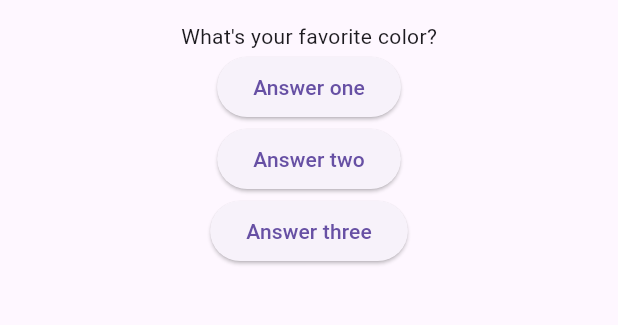
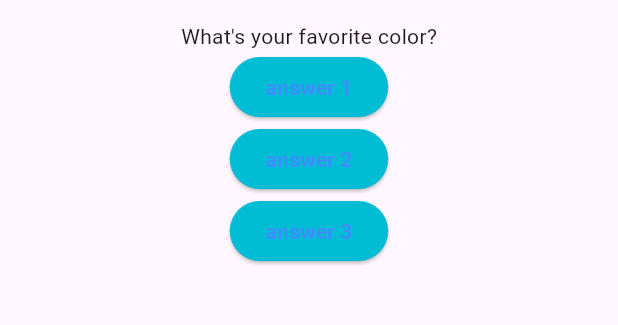
Before and after one commit to GarifullinII/quiz, a Flutter app: the screen it shows after launch, on a phone screen of 412 x 824 dp, the part 63-388 px from its top. Run offline on Flutter 3.47's test engine with Material 3 defaults, Android fonts, the phone set to English and light mode, and no system bars.

Commit message:
add answer class

```diff
--- /dev/null
+++ b/lib/answer.dart
@@ -0,0 +1,20 @@
+import 'package:flutter/material.dart';
+
+class Answer extends StatelessWidget {
+  final String answerText;
+  final VoidCallback selectHandler;
+
+  const Answer(this.answerText, this.selectHandler, {super.key});
+
+  @override
+  Widget build(BuildContext context) {
+    return ElevatedButton(
+      style: const ButtonStyle(
+        backgroundColor: MaterialStatePropertyAll(Colors.cyan),
+        foregroundColor: MaterialStatePropertyAll(Colors.blueAccent),
+      ),
+      onPressed: selectHandler,
+      child: Text(answerText),
+    );
+  }
+}
--- a/lib/main.dart
+++ b/lib/main.dart
@@ -1,4 +1,5 @@
 import 'package:flutter/material.dart';
+import 'package:quiz/answer.dart';
 import 'package:quiz/question.dart';
 
 void main() {
@@ -39,18 +40,9 @@ class _MyAppState extends State<MyApp> {
           child: Column(
             children: [
               Question(questions[_questionIndex]),
-              ElevatedButton(
-                onPressed: _answerQuiz,
-                child: const Text('Answer one'),
-              ),
-              ElevatedButton(
-                onPressed: _answerQuiz,
-                child: const Text('Answer two'),
-              ),
-              ElevatedButton(
-                onPressed: _answerQuiz,
-                child: const Text('Answer three'),
-              ),
+              Answer('answer 1', _answerQuiz),
+              Answer('answer 2', _answerQuiz),
+              Answer('answer 3', _answerQuiz),
             ],
           ),
         ),
```
